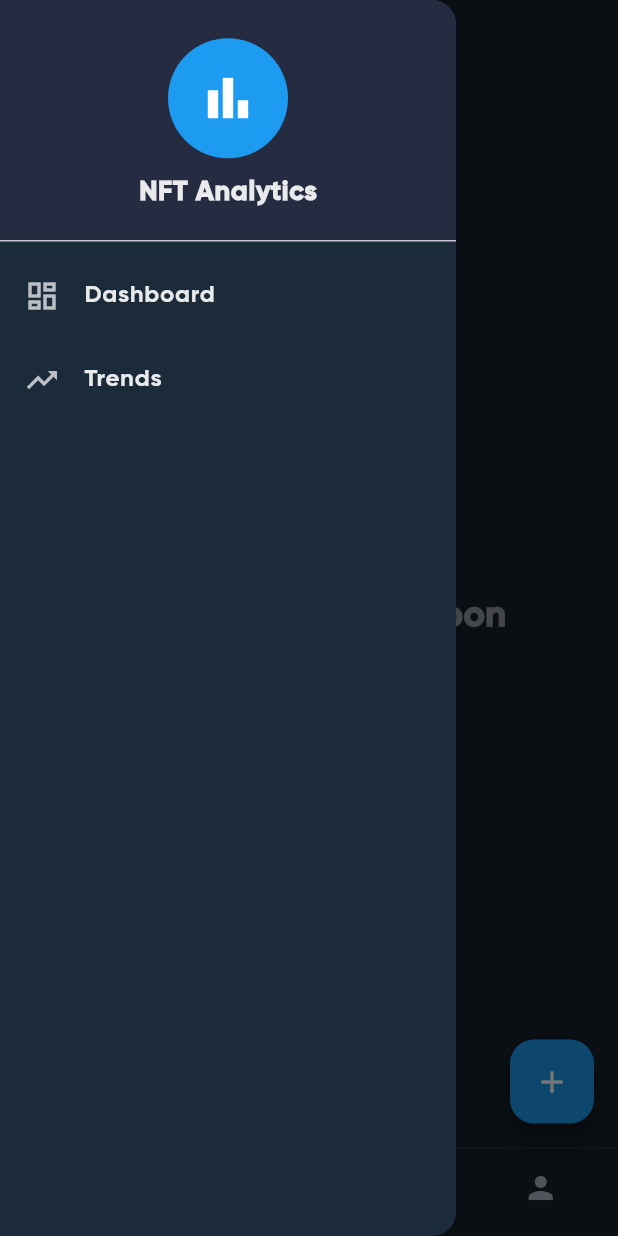
After one commit to tduarte29/Flutter-project-nft, a Flutter app: the AnalyticsScreen screen opened by its route, with the side drawer open, on a phone screen of 412 x 824 dp. The commit adds this screen. Run offline on Flutter 3.47's test engine with Material 3 defaults, Android fonts, the phone set to English and light mode, and no system bars.

Commit message:
feat: finalizations

```diff
--- /dev/null
+++ b/lib/screens/analytics_screen.dart
@@ -0,0 +1,118 @@
+import 'package:flutter/material.dart';
+import '../widgets/search/custom_bottom_navigation_bar.dart';
+
+class AnalyticsScreen extends StatelessWidget {
+  const AnalyticsScreen({super.key});
+
+  @override
+  Widget build(BuildContext context) {
+    return Scaffold(
+      backgroundColor: const Color(0xFF15202B),
+      appBar: AppBar(
+        backgroundColor: Colors.transparent,
+        elevation: 0,
+        title: const Text(
+          'Analytics',
+          style: TextStyle(
+            fontFamily: 'Gilroy',
+            fontWeight: FontWeight.w700,
+            fontSize: 20.0,
+            color: Colors.white,
+          ),
+        ),
+        centerTitle: true,
+      ),
+      drawer: Drawer(
+        backgroundColor: const Color(0xFF1C2B3A),
+        child: ListView(
+          padding: EdgeInsets.zero,
+          children: [
+            DrawerHeader(
+              decoration: const BoxDecoration(
+                color: Color(0xFF252B41),
+              ),
+              child: Column(
+                mainAxisAlignment: MainAxisAlignment.center,
+                children: [
+                  const CircleAvatar(
+                    radius: 40,
+                    backgroundColor: Color(0xFF1D9BF0),
+                    child: Icon(
+                      Icons.bar_chart,
+                      size: 40,
+                      color: Colors.white,
+                    ),
+                  ),
+                  const SizedBox(height: 10),
+                  Text(
+                    'NFT Analytics',
+                    style: TextStyle(
+                      fontFamily: 'Gilroy',
+                      color: Colors.white.withOpacity(0.9),
+                      fontSize: 18,
+                      fontWeight: FontWeight.w600,
+                    ),
+                  ),
+                ],
+              ),
+            ),
+            ListTile(
+              leading:
+                  const Icon(Icons.dashboard_outlined, color: Colors.white70),
+              title: Text(
+                'Dashboard',
+                style: TextStyle(
+                  fontFamily: 'Gilroy',
+                  color: Colors.white.withOpacity(0.9),
+                ),
+              ),
+              onTap: () => Navigator.pop(context),
+            ),
+            ListTile(
+              leading: const Icon(Icons.trending_up, color: Colors.white70),
+              title: Text(
+                'Trends',
+                style: TextStyle(
+                  fontFamily: 'Gilroy',
+                  color: Colors.white.withOpacity(0.9),
+                ),
+              ),
+              onTap: () => Navigator.pop(context),
+            ),
+          ],
+        ),
+      ),
+      body: const Center(
+        child: Text(
+          'Analytics Coming Soon',
+          style: TextStyle(
+            fontFamily: 'Gilroy',
+            fontSize: 24,
+            color: Colors.white54,
+            fontWeight: FontWeight.w600,
+          ),
+        ),
+      ),
+      floatingActionButton: FloatingActionButton(
+        backgroundColor: const Color(0xFF1D9BF0),
+        onPressed: () {},
+        child: const Icon(Icons.add, color: Colors.white),
+      ),
+      bottomNavigationBar: CustomBottomNavigationBar(
+        currentIndex: 2,
+        onTap: (index) {
+          if (index != 2) {
+            Navigator.pushReplacementNamed(
+              context,
+              index == 0
+                  ? '/'
+                  : index == 1
+                      ? '/search'
+                      : '/setup-profile',
+            );
+          }
+        },
+      ),
+    );
+  }
+}
--- a/lib/screens/search_screen.dart
+++ b/lib/screens/search_screen.dart
@@ -2,6 +2,7 @@ import 'package:flutter/material.dart';
 import 'onboarding_screen.dart';
 import 'setup_profile_screen.dart';
 import 'art_category_screen.dart';
+
 import '../widgets/featured_collections.dart';
 import '../widgets/search/search_bar.dart' as custom_search;
 import '../widgets/search/categories_list.dart';
@@ -124,6 +125,8 @@ class SearchScreen extends StatelessWidget {
                 transitionDuration: const Duration(milliseconds: 400),
               ),
             );
+          } else if (index == 2) {
+            Navigator.pushReplacementNamed(context, '/analytics');
           } else if (index == 3) {
             Navigator.pushReplacement(
               context,
--- a/lib/screens/setup_profile_screen.dart
+++ b/lib/screens/setup_profile_screen.dart
@@ -25,18 +25,6 @@ class SetupProfileScreen extends StatelessWidget {
               PageRouteBuilder(
                 pageBuilder: (context, animation, secondaryAnimation) =>
                     const SearchScreen(selectedIndex: 1),
-                transitionsBuilder:
-                    (context, animation, secondaryAnimation, child) {
-                  const begin = Offset(1.0, 0.0);
-                  const end = Offset.zero;
-                  const curve = Curves.ease;
-                  var tween = Tween(begin: begin, end: end)
-                      .chain(CurveTween(curve: curve));
-                  return SlideTransition(
-                    position: animation.drive(tween),
-                    child: child,
-                  );
-                },
                 transitionDuration: const Duration(milliseconds: 400),
               ),
             );
--- a/lib/utils/routes.dart
+++ b/lib/utils/routes.dart
@@ -4,6 +4,7 @@ import '../screens/search_screen.dart';
 import '../screens/setup_profile_screen.dart';
 import '../screens/art_category_screen.dart';
 import '../screens/nft_detail_screen.dart';
+import '../screens/analytics_screen.dart';
 
 class AppRoutes {
   static const String onboarding = '/';
@@ -11,6 +12,7 @@ class AppRoutes {
   static const String setupProfile = '/setup-profile';
   static const String artCategory = '/art-category';
   static const String nftDetail = '/nft-detail';
+  static const String analytics = '/analytics';
 
   static Route<dynamic> generateRoute(RouteSettings settings) {
     switch (settings.name) {
@@ -33,6 +35,10 @@ class AppRoutes {
         return MaterialPageRoute(
           builder: (_) => const NftDetailScreen(),
         );
+      case analytics:
+        return MaterialPageRoute(
+          builder: (_) => const AnalyticsScreen(),
+        );
       default:
         return MaterialPageRoute(
           builder: (_) => const Scaffold(
--- a/lib/widgets/nft/nft_detail_header.dart
+++ b/lib/widgets/nft/nft_detail_header.dart
@@ -39,6 +39,7 @@ class NftDetailHeader extends StatelessWidget {
               Container(
                 decoration: BoxDecoration(
                   shape: BoxShape.circle,
+                  // ignore: deprecated_member_use
                   color: Colors.black.withOpacity(0.5),
                 ),
                 child: IconButton(
@@ -51,6 +52,7 @@ class NftDetailHeader extends StatelessWidget {
                   Container(
                     decoration: BoxDecoration(
                       shape: BoxShape.circle,
+                      // ignore: deprecated_member_use
                       color: Colors.black.withOpacity(0.5),
                     ),
                     child: IconButton(
@@ -62,6 +64,7 @@ class NftDetailHeader extends StatelessWidget {
                   Container(
                     decoration: BoxDecoration(
                       shape: BoxShape.circle,
+                      // ignore: deprecated_member_use
                       color: Colors.black.withOpacity(0.5),
                     ),
                     child: IconButton(
```
